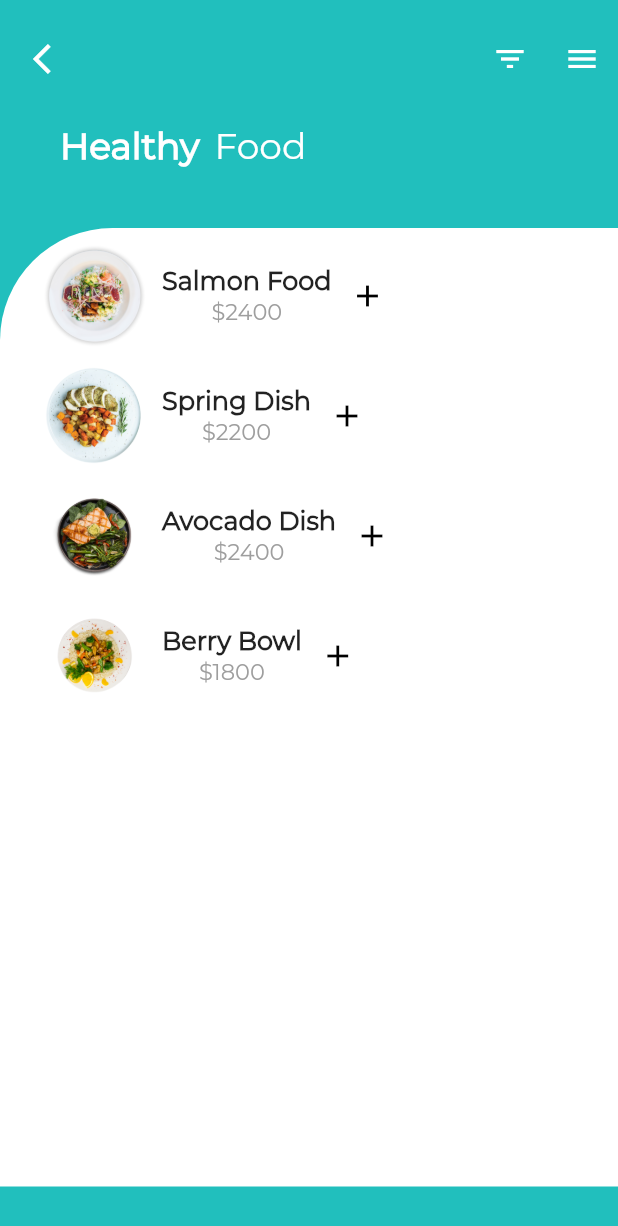
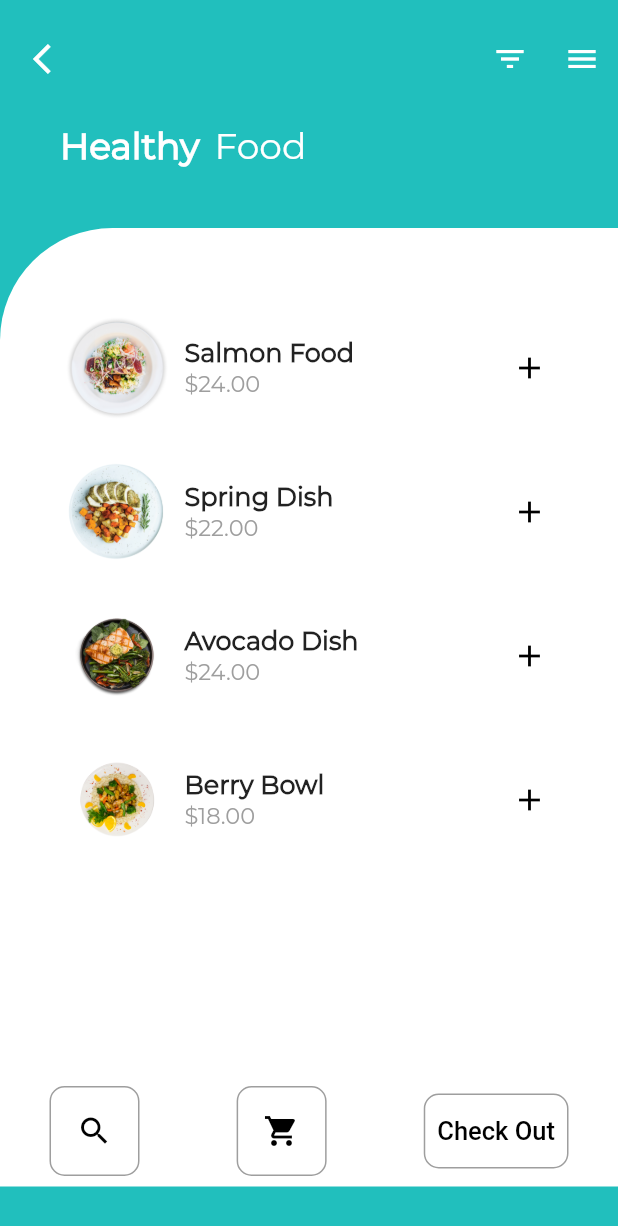
Before and after one commit to mohsinniazi001/Minimal_UI_Design, a Flutter app: the screen it shows after launch, on a phone screen of 412 x 824 dp. Shown: the top 1226 px of the screen. Run offline on Flutter 3.47's test engine with Material 2 defaults, Android fonts, the light colour scheme and no system bars; project files that could hold a hidden picture were left out.

Commit message:
Ui completed

```diff
--- a/minimal_design_nutrition_app/lib/main.dart
+++ b/minimal_design_nutrition_app/lib/main.dart
@@ -12,6 +12,7 @@ class MyApp extends StatelessWidget {
   Widget build(BuildContext context) {
     return const MaterialApp(
       home: MyWidget(),
+      debugShowCheckedModeBanner: false,
     );
   }
 }
@@ -100,26 +101,92 @@ class _MyWidgetState extends State<MyWidget> {
                   topLeft: Radius.circular(75),
                 )),
             child: ListView(
-              primary: false,
-              padding: const EdgeInsets.only(left: 20, right: 25),
+              // primary: false,
+              padding: const EdgeInsets.only(left: 25, right: 25),
               children: [
                 Padding(
-                  padding: const EdgeInsets.only(top: .0),
-                  // ignore: sized_box_for_whitespace
+                  padding: const EdgeInsets.only(top: 40),
                   child: Container(
                     height: MediaQuery.of(context).size.height - 300,
                     child: ListView(children: [
                       buildFooditems(
-                          "assests/plate1.png", "Salmon Food", '\$2400'),
+                          "assests/plate1.png", "Salmon Food", '\$24.00'),
                       buildFooditems(
-                          "assests/plate2.png", "Spring Dish", '\$2200'),
+                          "assests/plate2.png", "Spring Dish", '\$22.00'),
                       buildFooditems(
-                          "assests/plate3.png", "Avocado Dish", '\$2400'),
+                          "assests/plate3.png", "Avocado Dish", '\$24.00'),
                       buildFooditems(
-                          "assests/plate4.png", "Berry Bowl", '\$1800'),
+                          "assests/plate4.png", "Berry Bowl", '\$18.00'),
                     ]),
                   ),
                 ),
+                Padding(
+                  padding: const EdgeInsets.all(8.0),
+                  child: Row(
+                    mainAxisAlignment: MainAxisAlignment.spaceBetween,
+                    children: [
+                      Container(
+                        width: 60,
+                        height: 60,
+                        decoration: BoxDecoration(
+                          border: Border.all(
+                            style: BorderStyle.solid,
+                            color: Colors.grey,
+                            width: 1.0,
+                          ),
+                          borderRadius: BorderRadius.circular(10),
+                        ),
+                        child: const Center(
+                          child: Icon(
+                            Icons.search,
+                            color: Colors.black,
+                          ),
+                        ),
+                      ),
+                      Container(
+                        width: 60,
+                        height: 60,
+                        decoration: BoxDecoration(
+                          border: Border.all(
+                            style: BorderStyle.solid,
+                            color: Colors.grey,
+                            width: 1.0,
+                          ),
+                          borderRadius: BorderRadius.circular(10),
+                        ),
+                        child: const Icon(
+                          Icons.shopping_cart,
+                          color: Colors.black,
+                        ),
+                      ),
+                      Container(
+                        // width: 80,
+                        // height: 40,
+                        decoration: BoxDecoration(
+                          border: Border.all(
+                            style: BorderStyle.solid,
+                            color: Colors.grey,
+                            width: 1.0,
+                          ),
+                          borderRadius: BorderRadius.circular(10),
+                        ),
+                        child: Center(
+                          child: TextButton(
+                            onPressed: (() {}),
+                            child: const Text(
+                              'Check Out',
+                              style: TextStyle(
+                                fontSize: 17,
+                                color: Colors.black,
+                                // fontWeight: FontWeight.bold
+                              ),
+                            ),
+                          ),
+                        ),
+                      )
+                    ],
+                  ),
+                )
               ],
             ),
           ),
@@ -130,12 +197,16 @@ class _MyWidgetState extends State<MyWidget> {
 
   Widget buildFooditems(String imgPath, String foodTitle, String price) {
     return Padding(
-      padding: const EdgeInsets.only(left: 8.0, right: 10, top: 10),
+      padding: const EdgeInsets.only(left: 10.0, right: 10, top: 10),
       child: InkWell(
-        onTap: () {},
+        onTap: () {
+          print("you click on inkwelll");
+        },
         child: Row(
+          mainAxisAlignment: MainAxisAlignment.spaceBetween,
           children: [
-            Container(
+            Padding(
+              padding: const EdgeInsets.all(8.0),
               child: Row(
                 children: [
                   Hero(
@@ -150,6 +221,7 @@ class _MyWidgetState extends State<MyWidget> {
                     width: 10,
                   ),
                   Column(
+                    crossAxisAlignment: CrossAxisAlignment.start,
                     children: [
                       Text(
                         foodTitle,
@@ -174,7 +246,9 @@ class _MyWidgetState extends State<MyWidget> {
               ),
             ),
             IconButton(
-              onPressed: (() {}),
+              onPressed: (() {
+                print('you tapped add button');
+              }),
               icon: const Icon(Icons.add),
               color: Colors.black,
             ),
```
